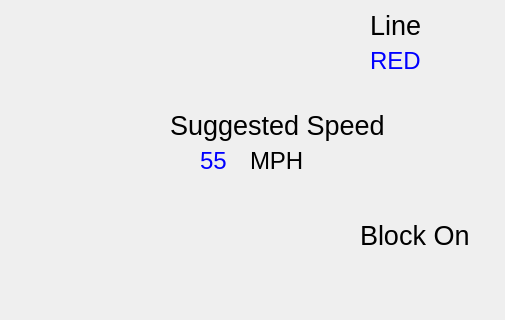
Before: the Qt Designer form src/UI/CTC/ctc_view_train.ui in aet37/ECE1140-Project, drawn with Qt 5; both pictures show x 0 to 505 and y 114 to 434 of the 800 by 600 pixel window.
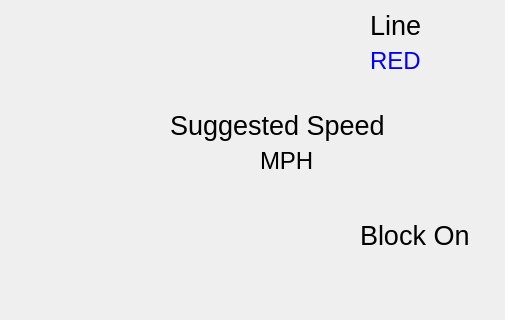
After: the same form once the commit is applied.

Diff of the .ui file:
```diff
--- a/src/UI/CTC/ctc_view_train.ui
+++ b/src/UI/CTC/ctc_view_train.ui
@@ -35,7 +35,7 @@
    <widget class="QLabel" name="SpeedUnits">
     <property name="geometry">
      <rect>
-      <x>250</x>
+      <x>260</x>
       <y>240</y>
       <width>71</width>
       <height>31</height>
@@ -147,7 +147,7 @@
      <rect>
       <x>200</x>
       <y>240</y>
-      <width>41</width>
+      <width>61</width>
       <height>31</height>
      </rect>
     </property>
@@ -160,7 +160,7 @@
      <string notr="true">color: rgb(0, 0, 255);</string>
     </property>
     <property name="text">
-     <string>55</string>
+     <string/>
     </property>
    </widget>
    <widget class="QLabel" name="AuthorityLabel_2">
```
